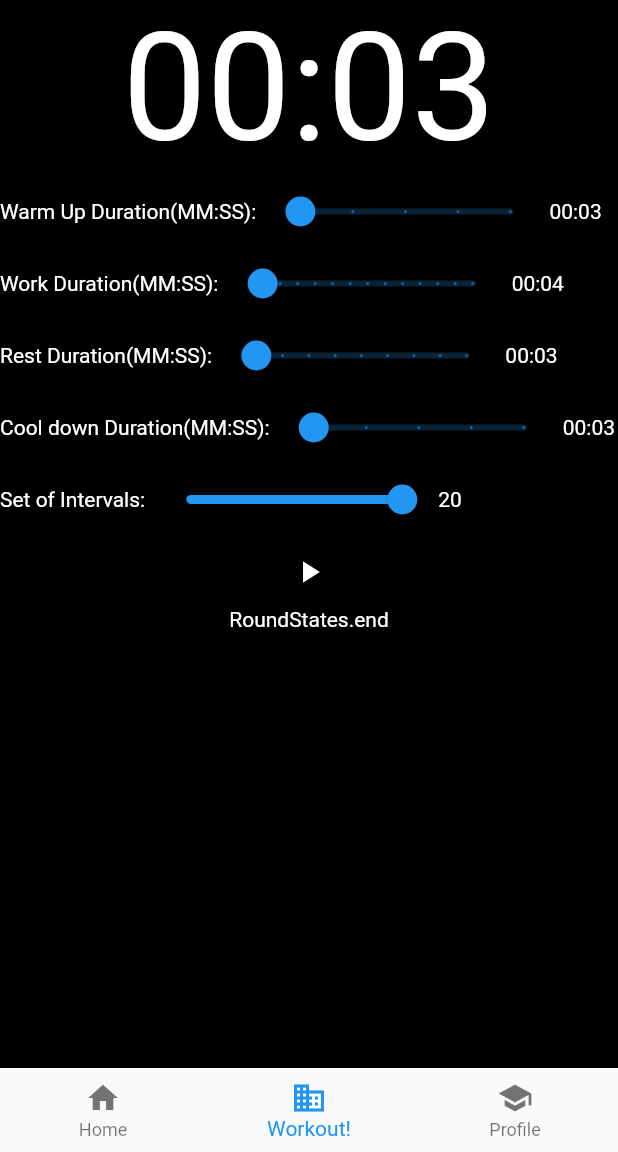
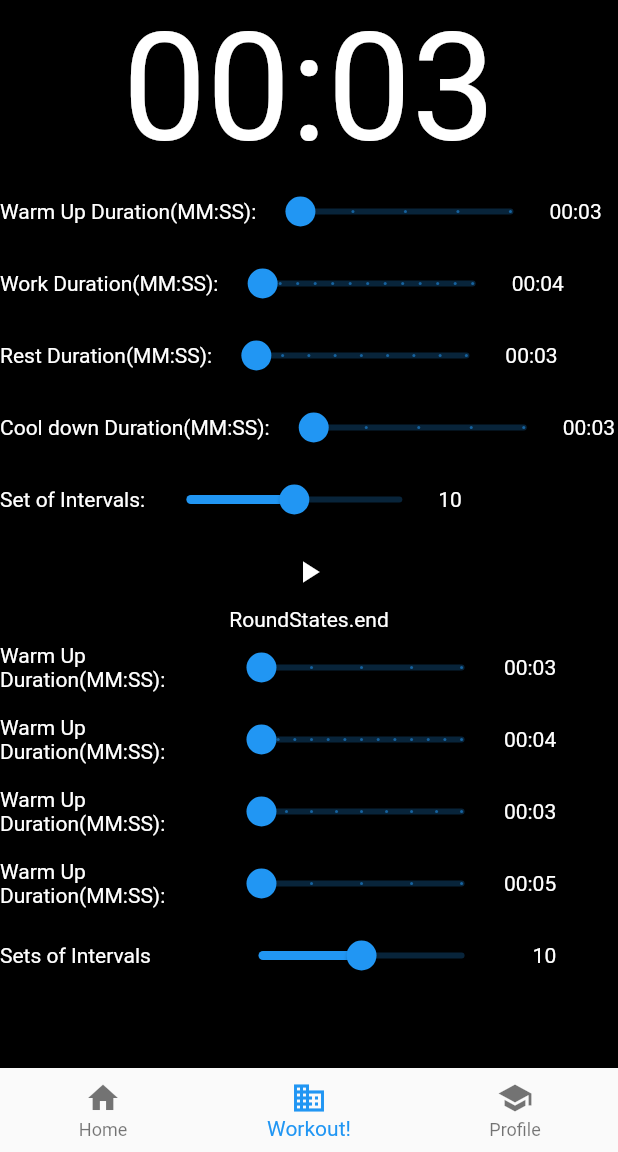
Before and after one commit to allcui/intervaltimer-flutter, a Flutter app: the screen it shows after launch, on a phone screen of 412 x 824 dp, the part 84-1236 px from its top. Run offline on Flutter 3.47's test engine with Material 2 defaults, Android fonts, the phone set to English and light mode, and no system bars.

Commit message:
improved slider

```diff
--- /dev/null
+++ b/lib/model/slider_item.dart
@@ -0,0 +1,17 @@
+enum SliderItems { warmUp, work, rest, coolDown, setCount, }
+
+class SliderItem{
+  const SliderItem({
+    this.item,
+    this.textDescription,
+    this.divisions,
+    this.maxValue,
+    this.isDuration = true,
+  });
+
+  final SliderItems item;
+  final String textDescription;
+  final int divisions;
+  final double maxValue;
+  final bool isDuration;
+}
--- a/lib/model/timer_profile.dart
+++ b/lib/model/timer_profile.dart
@@ -3,11 +3,17 @@ import 'package:flutter/material.dart';
 
 class TimerProfile{
 
-  static const Duration defaultWarmUpDuration = Duration(seconds: 3);
-  static const Duration defaultWorkDuration = Duration(seconds: 4);
-  static const Duration defaultRestDuration = Duration(seconds: 3);
-  static const Duration defaultCoolDownDuration = Duration(seconds: 5);
-  static const int defaultSetCount = 20;
+  static const int defaultWarmUpDurationInSeconds = 3;
+  static const int defaultWorkDurationInSeconds = 4;
+  static const int defaultRestDurationInSeconds = 3;
+  static const int defaultCoolDownDurationInSeconds = 5;
+
+  static const Duration defaultWarmUpDuration = Duration(seconds: defaultWarmUpDurationInSeconds);
+  static const Duration defaultWorkDuration = Duration(seconds: defaultWorkDurationInSeconds);
+  static const Duration defaultRestDuration = Duration(seconds: defaultRestDurationInSeconds);
+  static const Duration defaultCoolDownDuration = Duration(seconds: defaultCoolDownDurationInSeconds);
+
+  static const int defaultSetCount = 10;
 
   static TimerProfile getDefaultProfile(){
     return TimerProfile(
--- a/lib/screen/interval_timer.dart
+++ b/lib/screen/interval_timer.dart
@@ -1,9 +1,12 @@
 import 'dart:developer';
 
+import 'package:countdown_timer/model/device.dart';
 import 'package:countdown_timer/model/round_state.dart';
+import 'package:countdown_timer/model/slider_item.dart';
 import 'package:countdown_timer/model/timer_profile.dart';
 import 'package:countdown_timer/model/work_state.dart';
 import 'package:countdown_timer/widget/countdown_text.dart';
+import 'package:countdown_timer/widget/custom_slider.dart';
 import 'package:flutter/material.dart';
 
 class IntervalTimer extends StatefulWidget {
@@ -12,7 +15,7 @@ class IntervalTimer extends StatefulWidget {
   static const int maxRestDurationInSeconds = 120;
   static const int maxWarmUpDurationInSeconds = 60;
   static const int maxCoolDownDurationInSeconds = 60;
-  static const int maxSets = 20;
+  static const int maxSetCount = 20;
   @override
   _IntervalTimerState createState() => _IntervalTimerState();
 }
@@ -86,6 +89,8 @@ class _IntervalTimerState extends State<IntervalTimer> with SingleTickerProvider
 
   @override
   Widget build(BuildContext context) {
+    final Device device = Device(context);
+    final double width = device.getWidth();
     final Widget timer = (_countdownController.status == AnimationStatus.forward)
         ? CountdownText(animation: _countdownAnimation, fontSize: 100.0,)
         : Text(durationToString(_remainingWarmUpDuration), style: TextStyle(fontSize: 100.0));
@@ -160,7 +165,7 @@ class _IntervalTimerState extends State<IntervalTimer> with SingleTickerProvider
         Slider(
           value: _remainingSets.toDouble(),
           min: 0,
-          max: IntervalTimer.maxSets.toDouble(),
+          max: IntervalTimer.maxSetCount.toDouble(),
           onChanged: (newSetCount) {
             setState(() {_remainingSets = newSetCount.toInt();}
             );
@@ -184,6 +189,26 @@ class _IntervalTimerState extends State<IntervalTimer> with SingleTickerProvider
               setCountSlider,
               IconButton(onPressed: () => _startTimer(), icon: Icon(Icons.play_arrow, color: Colors.white,),),
               Text(_currentRoundState.toString(), style: TextStyle(color: Colors.white),),
+              CustomSlider(
+                sliderItem: SliderItems.warmUp,
+                width: width * 0.9,
+              ),
+              CustomSlider(
+                sliderItem: SliderItems.work,
+                width: width * 0.9,
+              ),
+              CustomSlider(
+                sliderItem: SliderItems.rest,
+                width: width * 0.9,
+              ),
+              CustomSlider(
+                sliderItem: SliderItems.coolDown,
+                width: width * 0.9,
+              ),
+              CustomSlider(
+                sliderItem: SliderItems.setCount,
+                width: width * 0.9,
+              ),
             ],
           ),
         ),
--- /dev/null
+++ b/lib/widget/custom_slider.dart
@@ -0,0 +1,110 @@
+import 'dart:developer';
+
+import 'package:countdown_timer/model/slider_item.dart';
+import 'package:countdown_timer/model/timer_profile.dart';
+import 'package:countdown_timer/screen/interval_timer.dart';
+import 'package:flutter/material.dart';
+
+class CustomSlider extends StatefulWidget {
+  const CustomSlider({
+    this.sliderItem,
+    this.width,
+  });
+
+  final SliderItems sliderItem;
+  final double width;
+  @override
+  _CustomSliderState createState() => _CustomSliderState();
+}
+
+class _CustomSliderState extends State<CustomSlider> {
+  static final Map<SliderItems, SliderItem> sliderItems = {
+    SliderItems.warmUp: SliderItem(
+      item: SliderItems.warmUp,
+      textDescription: 'Warm Up Duration(MM:SS):',
+      divisions: IntervalTimer.maxWarmUpDurationInSeconds ~/ 15,
+      maxValue: IntervalTimer.maxWarmUpDurationInSeconds.toDouble(),
+    ),
+    SliderItems.work: SliderItem(
+      item: SliderItems.work,
+      textDescription: 'Warm Up Duration(MM:SS):',
+      divisions: IntervalTimer.maxWorkDurationInSeconds ~/ 15,
+      maxValue: IntervalTimer.maxWorkDurationInSeconds.toDouble(),
+    ),
+    SliderItems.rest: SliderItem(
+      item: SliderItems.warmUp,
+      textDescription: 'Warm Up Duration(MM:SS):',
+      divisions: IntervalTimer.maxRestDurationInSeconds ~/ 15,
+      maxValue: IntervalTimer.maxRestDurationInSeconds.toDouble(),
+    ),
+    SliderItems.coolDown: SliderItem(
+      item: SliderItems.coolDown,
+      textDescription: 'Warm Up Duration(MM:SS):',
+      divisions: IntervalTimer.maxCoolDownDurationInSeconds ~/ 15,
+      maxValue: IntervalTimer.maxCoolDownDurationInSeconds.toDouble(),
+    ),
+    SliderItems.setCount: SliderItem(
+      item: SliderItems.setCount,
+      textDescription: 'Sets of Intervals',
+      maxValue: IntervalTimer.maxSetCount.toDouble(),
+      isDuration: false,
+    ),
+  };
+
+  static const Map<SliderItems, int> defaultCounts = {
+    SliderItems.warmUp: TimerProfile.defaultWarmUpDurationInSeconds,
+    SliderItems.work: TimerProfile.defaultWorkDurationInSeconds,
+    SliderItems.rest: TimerProfile.defaultRestDurationInSeconds,
+    SliderItems.coolDown: TimerProfile.defaultCoolDownDurationInSeconds,
+    SliderItems.setCount: TimerProfile.defaultSetCount,
+  };
+
+  int _count;
+
+  @override
+  void initState() {
+    _count = defaultCounts[widget.sliderItem];
+    super.initState();
+  }
+  @override
+  Widget build(BuildContext context) {
+    log(_count.toString());
+    final double width = widget.width;
+    final SliderItem sliderItem = sliderItems[widget.sliderItem];
+    return Row(
+      children: <Widget>[
+        Container(
+          width: width * 0.4,
+          child: Text(sliderItem.textDescription),
+        ),
+        Container(
+          width: width * 0.5,
+          child: Slider(
+            divisions: sliderItem.divisions,
+            value: _count.toDouble(),
+            max: sliderItem.maxValue,
+            onChanged: (newCount) {
+              setState(() {_count = newCount.toInt();}
+              );
+            },
+          ),
+        ),
+        Container(
+          alignment: Alignment.centerRight,
+          width: width * 0.1,
+          child: Text((sliderItem.isDuration) ? durationToString(_count) : _count.toString()),
+        )
+      ],
+    );
+  }
+
+  String durationToString(int durationInSeconds){
+    final duration = Duration(seconds: durationInSeconds);
+    final minutes = duration.inMinutes;
+    final seconds = durationInSeconds % 60;
+
+    final minutesString = '$minutes'.padLeft(2, '0');
+    final secondsString = '$seconds'.padLeft(2, '0');
+    return '$minutesString:$secondsString';
+  }
+}
```
